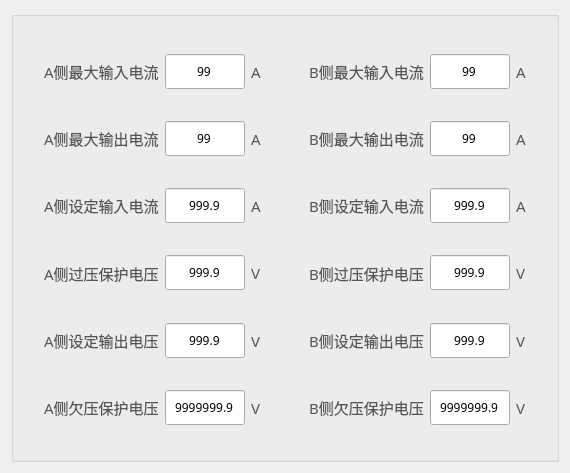
Qt form tform5.ui (Curtain-Wang/BatteryControl) before a commit.
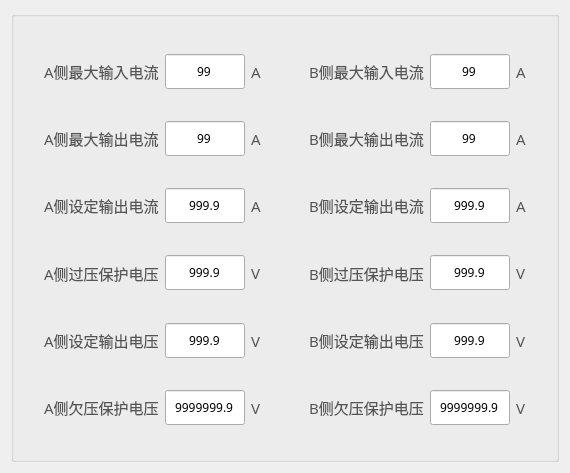
The same form after that commit. Custom widgets are drawn as their Qt base class.

The edit to the form file:
```diff
--- a/tform5.ui
+++ b/tform5.ui
@@ -248,7 +248,7 @@
                </font>
               </property>
               <property name="text">
-               <string>A侧设定输入电流</string>
+               <string>A侧设定输出电流</string>
               </property>
              </widget>
             </item>
@@ -773,7 +773,7 @@
                </font>
               </property>
               <property name="text">
-               <string>B侧设定输入电流</string>
+               <string>B侧设定输出电流</string>
               </property>
              </widget>
             </item>
```
